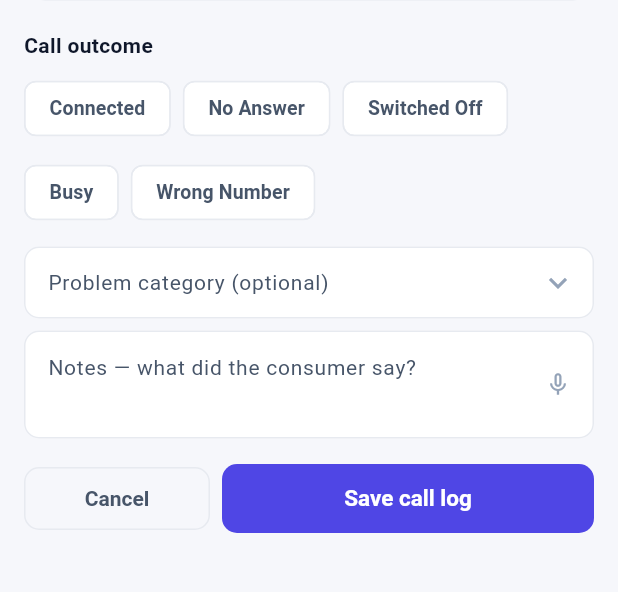
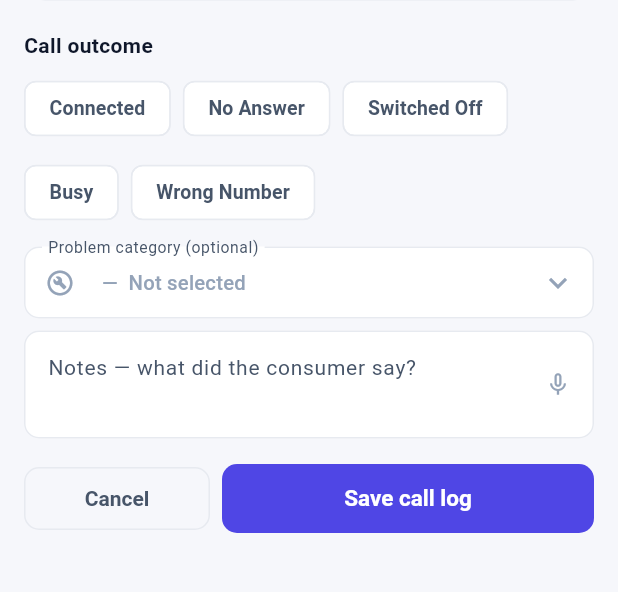
Before and after one commit to hostingali81/frtreport, a Flutter app: the DetailSheet widget shown alone on an empty page, opened directly with empty values, on a phone screen of 412 x 824 dp, the part 325-917 px from its top. Run offline on Flutter 3.47's test engine with Material 3 defaults, Android fonts, the phone set to English and light mode, and no system bars; our stand-ins replace shared_preferences, speech_to_text, supabase_flutter; accounts and stored records are empty; network calls fail.

Commit message:
feat(mobile): Rosting categories, blank-default problem dropdown, polished dropdowns
- Problem list gains "Rosting" and "Emergency Rosting"
- A blank "Not selected" row sits at the top of the problem dropdown and is
  the default; leaving it selected writes no category to the database (the
  auto-prefill from sub-type/last call is removed per operator preference)
- Dropdown polish: rounded elevated white menus, prefix/field turning brand
  colored when a value is chosen, bold selected text, active filters get a
  tinted fill + brand border so applied filters are obvious at a glance

Co-Authored-By: Claude Fable 5 <noreply@anthropic.com>

```diff
--- a/mobile/lib/screens/detail_sheet.dart
+++ b/mobile/lib/screens/detail_sheet.dart
@@ -19,6 +19,8 @@ const _categories = [
   'Meter Related issue',
   'Phase Problam',
   'Supply Issue Whole Area',
+  'Rosting',
+  'Emergency Rosting',
   'Individiual Cable fault',
   'T/F Fault',
   'Voltage Flactuation',
@@ -30,27 +32,6 @@ const _categories = [
   'Low Voltage',
   'Other',
 ];
-
-// Complaint sub-type usually hints at the problem — pre-select the category as
-// a default the operator can still change. Check specific patterns before
-// generic ones (e.g. "low voltage" before "voltage").
-String? _defaultCategory(String? subType) {
-  final t = (subType ?? '').toLowerCase();
-  if (t.contains('bill')) return 'Bill Related Issue';
-  if (t.contains('meter')) return 'Meter Related issue';
-  if (t.contains('phase')) return 'Phase Problam';
-  if (t.contains('transformer')) return 'T/F Fault';
-  if (t.contains('low voltage')) return 'Low Voltage';
-  if (t.contains('voltage')) return 'Voltage Flactuation';
-  if (t.contains('33kv') || t.contains('33 kv')) return '33kv Line Fault';
-  if (t.contains('11kv') || t.contains('11 kv')) return '11kv Line Fault';
-  if (t.contains('lt line') || t.contains('lt fault')) return 'LT Line Fault';
-  if (t.contains('pole')) return 'Pole Damage';
-  if (t.contains('underground')) return 'Underground Cable Fault';
-  if (t.contains('cable') || t.contains('wire') || t.contains('conductor')) return 'Individiual Cable fault';
-  if (t.contains('supply')) return 'Supply Issue Whole Area';
-  return null;
-}
 
 // Pops with 'logged' when a call log was saved — the complaints screen reacts
 // by reloading the list and kicking off an FRT sync.
@@ -101,12 +82,8 @@ class _DetailSheetState extends State<DetailSheet> {
   @override
   void initState() {
     super.initState();
-    // Repeat call: default to the category diagnosed on the last attempt
-    // (only if it's still in the list); otherwise guess from the sub-type.
-    final last = widget.complaint.lastCallCategory;
-    _category = (last != null && _categories.contains(last))
-        ? last
-        : _defaultCategory(widget.complaint.complaintSubType ?? widget.complaint.complaintType);
+    // Problem stays unselected by default; picking the blank first option
+    // keeps it that way and nothing is written to the database for it.
     _tick = Timer.periodic(const Duration(seconds: 1), (_) {
       if (mounted) setState(() => _now = DateTime.now());
     });
@@ -594,12 +571,33 @@ class _DetailSheetState extends State<DetailSheet> {
               }).toList(),
             ),
             Gap.md,
-            DropdownButtonFormField<String>(
+            DropdownButtonFormField<String?>(
               initialValue: _category,
               isExpanded: true,
-              icon: const Icon(Icons.expand_more, color: AppColors.muted),
-              decoration: const InputDecoration(labelText: 'Problem category (optional)'),
-              items: _categories.map((e) => DropdownMenuItem(value: e, child: Text(e))).toList(),
+              borderRadius: BorderRadius.circular(kRadiusSm),
+              dropdownColor: Colors.white,
+              menuMaxHeight: 380,
+              elevation: 4,
+              icon: Icon(Icons.expand_more, color: _category != null ? AppColors.brand : AppColors.muted),
+              decoration: InputDecoration(
+                labelText: 'Problem category (optional)',
+                prefixIcon: Icon(Icons.build_circle_outlined, size: 20, color: _category != null ? AppColors.brand : AppColors.muted),
+              ),
+              // Blank first row (default): selecting it saves nothing.
+              items: [
+                const DropdownMenuItem<String?>(
+                  value: null,
+                  child: Text('—  Not selected', style: TextStyle(fontSize: 13.5, color: AppColors.muted, fontWeight: FontWeight.w500)),
+                ),
+                ..._categories.map((e) => DropdownMenuItem<String?>(
+                      value: e,
+                      child: Text(e, style: const TextStyle(fontSize: 13.5, color: AppColors.ink, fontWeight: FontWeight.w500)),
+                    )),
+              ],
+              selectedItemBuilder: (context) => [
+                const Text('—  Not selected', style: TextStyle(fontSize: 13.5, color: AppColors.muted)),
+                ..._categories.map((e) => Text(e, maxLines: 1, overflow: TextOverflow.ellipsis, style: const TextStyle(fontSize: 13.5, color: AppColors.ink, fontWeight: FontWeight.w700))),
+              ],
               onChanged: (v) {
                 Haptics.tap();
                 setState(() => _category = v);
```
Also changed, not shown: mobile/lib/screens/complaints_screen.dart (+30 -5 lines).
